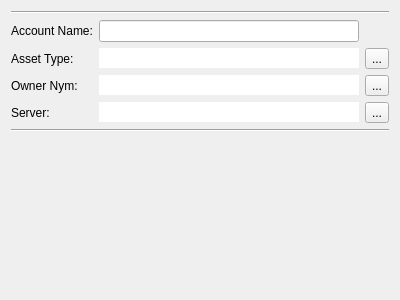
First picture: the form in src/Widgets/accountdetails.ui, repository Open-Transactions/Moneychanger, before the edit.
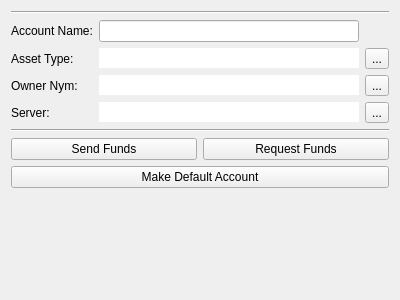
Second picture: the form after the edit. Icons and pictures are not drawn.

What changed in the file:
```diff
--- a/src/Widgets/accountdetails.ui
+++ b/src/Widgets/accountdetails.ui
@@ -130,6 +130,31 @@
      </property>
     </widget>
    </item>
+   <item>
+    <layout class="QHBoxLayout" name="horizontalLayout">
+     <item>
+      <widget class="QPushButton" name="pushButtonSend">
+       <property name="text">
+        <string>Send Funds</string>
+       </property>
+      </widget>
+     </item>
+     <item>
+      <widget class="QPushButton" name="pushButtonRequest">
+       <property name="text">
+        <string>Request Funds</string>
+       </property>
+      </widget>
+     </item>
+    </layout>
+   </item>
+   <item>
+    <widget class="QPushButton" name="pushButtonMakeDefault">
+     <property name="text">
+      <string>Make Default Account</string>
+     </property>
+    </widget>
+   </item>
    <item>
     <spacer name="verticalSpacer">
      <property name="orientation">
```
Left out of the diff: 2 changed lines with no effect on the pictures.
